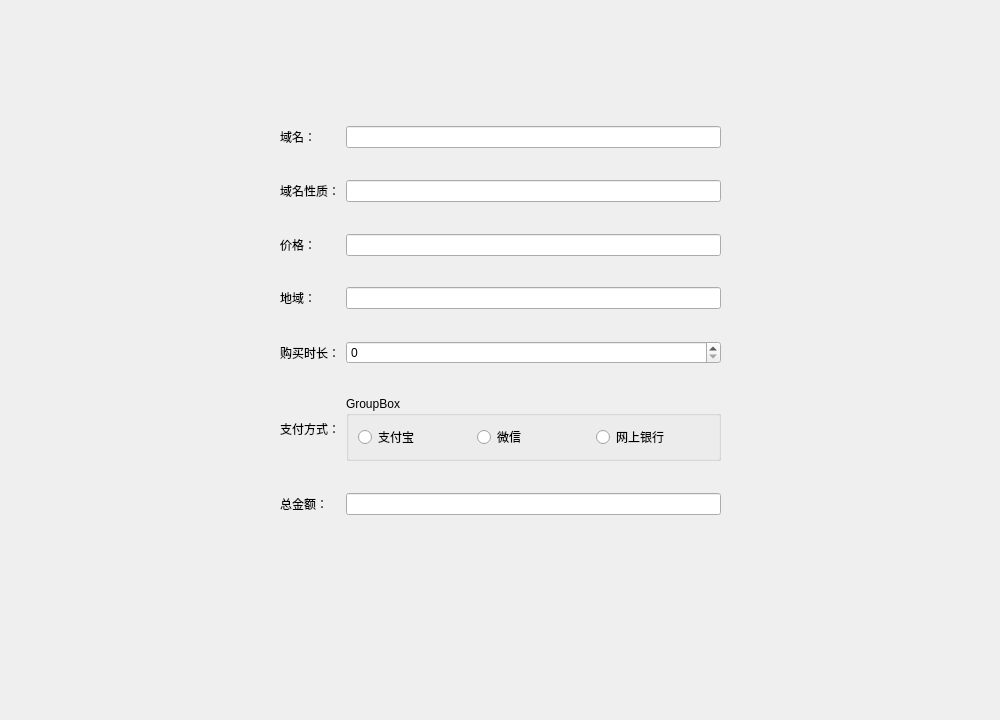
Old version of the form purchase.ui in the repository Weies/Curriculum-Design-For-Database.
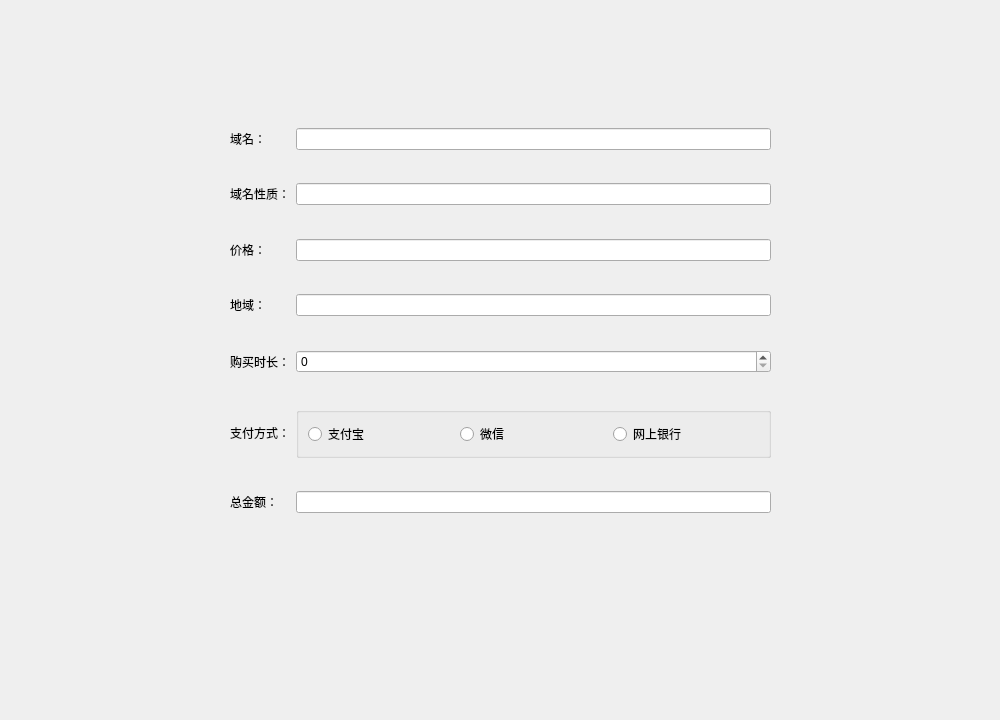
New version of the form.

```diff
--- a/purchase.ui
+++ b/purchase.ui
@@ -16,9 +16,9 @@
   <widget class="QWidget" name="widget" native="true">
    <property name="geometry">
     <rect>
-     <x>280</x>
+     <x>230</x>
      <y>100</y>
-     <width>441</width>
+     <width>541</width>
      <height>441</height>
     </rect>
    </property>
@@ -120,7 +120,7 @@
     <item row="11" column="1">
      <widget class="QGroupBox" name="groupBox">
       <property name="title">
-       <string>GroupBox</string>
+       <string/>
       </property>
       <layout class="QHBoxLayout" name="horizontalLayout">
        <item>
```
